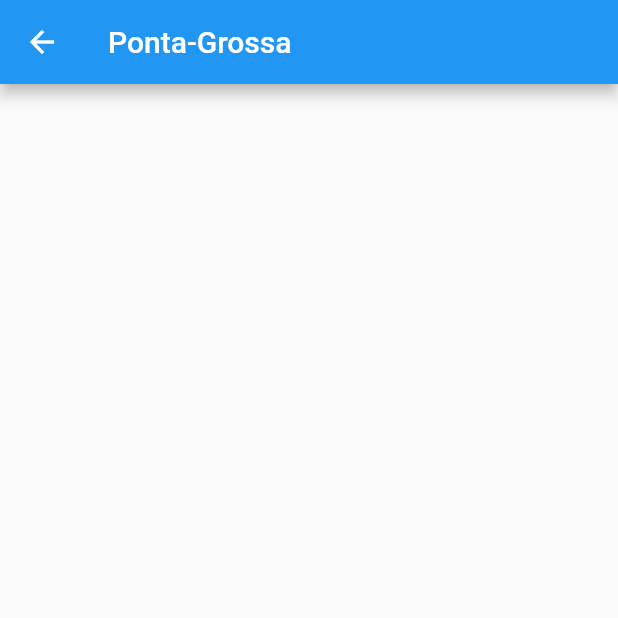
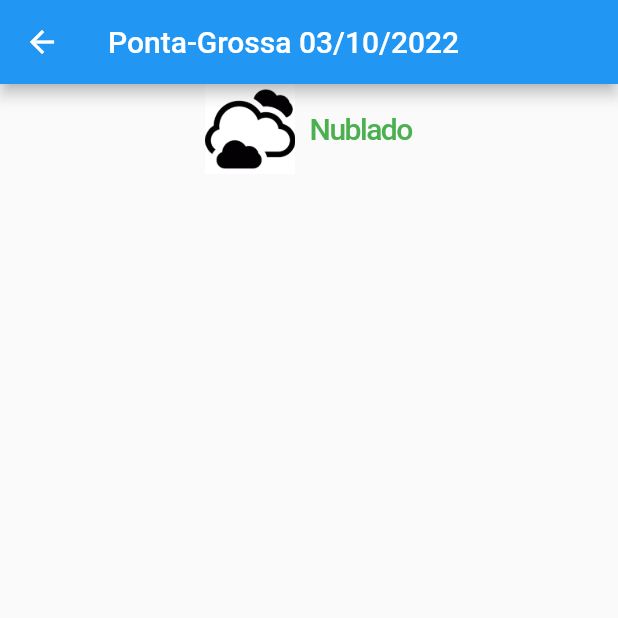
Before and after one commit to Joselcapinga/PrivsaoClimatica, a Flutter app: the screen it shows after launch, after a tap on "Ponta-Grossa", on a phone screen of 412 x 824 dp, the top half of it. Run offline on Flutter 3.47's test engine with Material 2 defaults, Android fonts, the light colour scheme and no system bars.

Commit message:
tela clima detalhes e navigation

```diff
--- a/previsao_clima/lib/views/climaDetalhesPage.dart
+++ b/previsao_clima/lib/views/climaDetalhesPage.dart
@@ -17,7 +17,32 @@ class _ClimaDetalhesPage extends State<ClimaDetalhesPage> {
   Widget build(BuildContext context) {
     return Scaffold(
       appBar: AppBar(
-        title: Text(widget.clima.cidade),
+        title: Text(widget.clima.cidade + ' ' + widget.clima.data),
+      ),
+      body: Column(
+        children: [
+          Padding(
+              padding: EdgeInsets.only(bottom: 24),
+              child: Row(
+                mainAxisAlignment: MainAxisAlignment.center,
+                crossAxisAlignment: CrossAxisAlignment.center,
+                children: [
+                  SizedBox(
+                    child: Image.asset(widget.clima.icon),
+                    width: 60,
+                  ),
+                  Container(width: 10),
+                  Text(
+                    widget.clima.descricao,
+                    style: TextStyle(
+                        fontSize: 20,
+                        fontWeight: FontWeight.w500,
+                        letterSpacing: -1,
+                        color: Colors.green),
+                  )
+                ],
+              )),
+        ],
       ),
     );
   }
```
